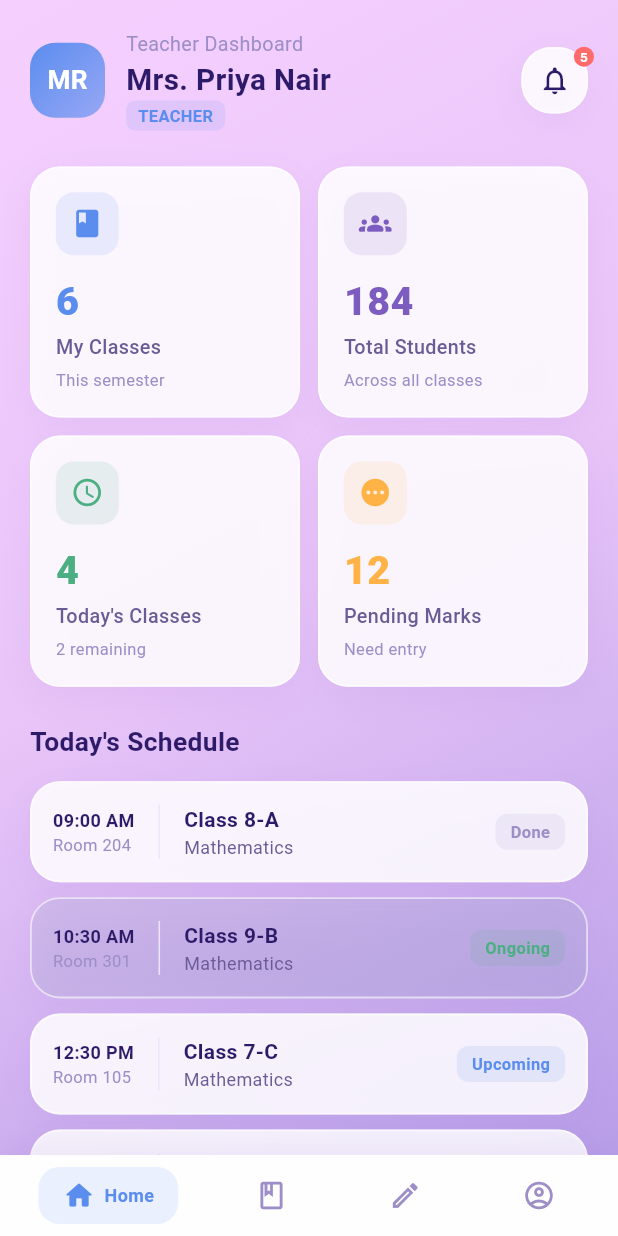
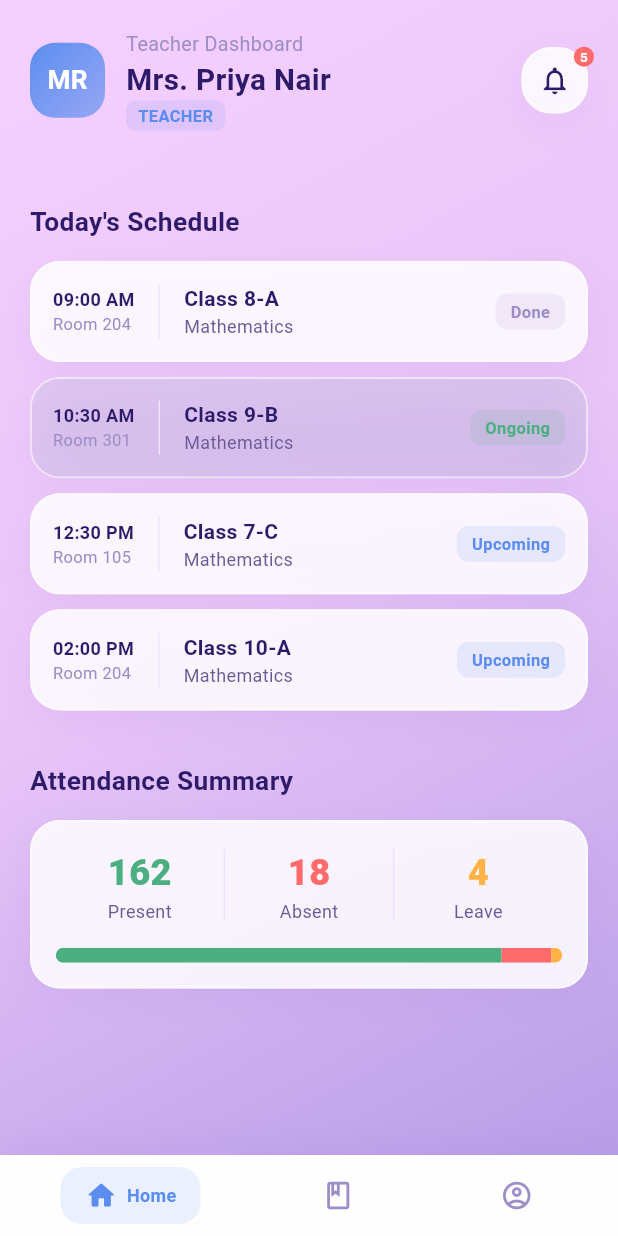
Before and after one commit to Puneet-26/Vidyasarthi_ui_db, a Flutter app: the TeacherDashboard screen opened directly, on a phone screen of 412 x 824 dp. Run offline on Flutter 3.47's test engine with Material 3 defaults, Android fonts, the phone set to English and light mode, and no system bars; our stand-ins replace flutter_dotenv, supabase_flutter; accounts and stored records are empty; Roboto replaces fonts that are missing (Poppins).

Commit message:
teacher page finished

```diff
--- a/lib/screens/teacher_dashboard.dart
+++ b/lib/screens/teacher_dashboard.dart
@@ -17,14 +17,12 @@ class _TeacherDashboardState extends State<TeacherDashboard> {
   final List<BottomNavItem> _navItems = const [
     BottomNavItem(icon: Icons.home_outlined, activeIcon: Icons.home_rounded, label: 'Home'),
     BottomNavItem(icon: Icons.class_outlined, activeIcon: Icons.class_rounded, label: 'Classes'),
-    BottomNavItem(icon: Icons.edit_outlined, activeIcon: Icons.edit_rounded, label: 'Activities'),
     BottomNavItem(icon: Icons.account_circle_outlined, activeIcon: Icons.account_circle_rounded, label: 'Profile'),
   ];
 
   List<Widget> get _pages => [
     const _TeacherHomePage(),
     const _TeacherClassesPage(),
-    const _TeacherMessagesPage(),
   ];
 
   void _showProfileSheet(BuildContext context) {
@@ -113,7 +111,7 @@ class _TeacherDashboardState extends State<TeacherDashboard> {
         currentIndex: _selectedIndex,
         items: _navItems,
         onTap: (i) {
-          if (i == 3) {
+          if (i == 2) {
             _showProfileSheet(context);
           } else {
             setState(() => _selectedIndex = i);
@@ -196,53 +194,6 @@ class _TeacherHomePage extends StatelessWidget {
               ),
               const SizedBox(height: 24),
 
-              // Stats
-              Wrap(
-                spacing: 12,
-                runSpacing: 12,
-                children: [
-                  SizedBox(
-                    width: (MediaQuery.of(context).size.width - 52) / 2,
-                    child: const StatCard(
-                      title: 'My Classes',
-                      value: '6',
-                      icon: Icons.class_rounded,
-                      color: AppColors.teacherAccent,
-                      subtitle: 'This semester',
-                    ),
-                  ),
-                  SizedBox(
-                    width: (MediaQuery.of(context).size.width - 52) / 2,
-                    child: const StatCard(
-                      title: 'Total Students',
-                      value: '184',
-                      icon: Icons.groups_rounded,
-                      color: AppColors.primary,
-                      subtitle: 'Across all classes',
-                    ),
-                  ),
-                  SizedBox(
-                    width: (MediaQuery.of(context).size.width - 52) / 2,
-                    child: const StatCard(
-                      title: "Today's Classes",
-                      value: '4',
-                      icon: Icons.schedule_rounded,
-                      color: AppColors.success,
-                      subtitle: '2 remaining',
-                    ),
-                  ),
-                  SizedBox(
-                    width: (MediaQuery.of(context).size.width - 52) / 2,
-                    child: const StatCard(
-                      title: 'Pending Marks',
-                      value: '12',
-                      icon: Icons.pending_rounded,
-                      color: AppColors.warning,
-                      subtitle: 'Need entry',
-                    ),
-                  ),
-                ],
-              ),
               const SizedBox(height: 24),
 
               // Today's Schedule
@@ -252,34 +203,11 @@ class _TeacherHomePage extends StatelessWidget {
               const SizedBox(height: 24),
 
               // Attendance Summary
-              const SectionHeader(title: 'Attendance Summary', action: 'Mark Today'),
+              const SectionHeader(title: 'Attendance Summary'),
               const SizedBox(height: 14),
               _AttendanceSummaryCard(),
               const SizedBox(height: 24),
 
-              // Recent Student Activity
-              const SectionHeader(title: 'Recent Submissions', action: 'View All'),
-              const SizedBox(height: 14),
-              const _SubmissionItem(
-                student: 'Aryan Sharma',
-                assignment: 'Math - Chapter 5',
-                time: '10 min ago',
-                isLate: false,
-              ),
-              const SizedBox(height: 8),
-              const _SubmissionItem(
-                student: 'Sneha Patel',
-                assignment: 'Science Lab Report',
-                time: '1 hour ago',
-                isLate: true,
-              ),
-              const SizedBox(height: 8),
-              const _SubmissionItem(
-                student: 'Rohan Mehta',
-                assignment: 'English Essay',
-                time: '2 hours ago',
-                isLate: false,
-              ),
               const SizedBox(height: 80),
         ],
       ),
```
